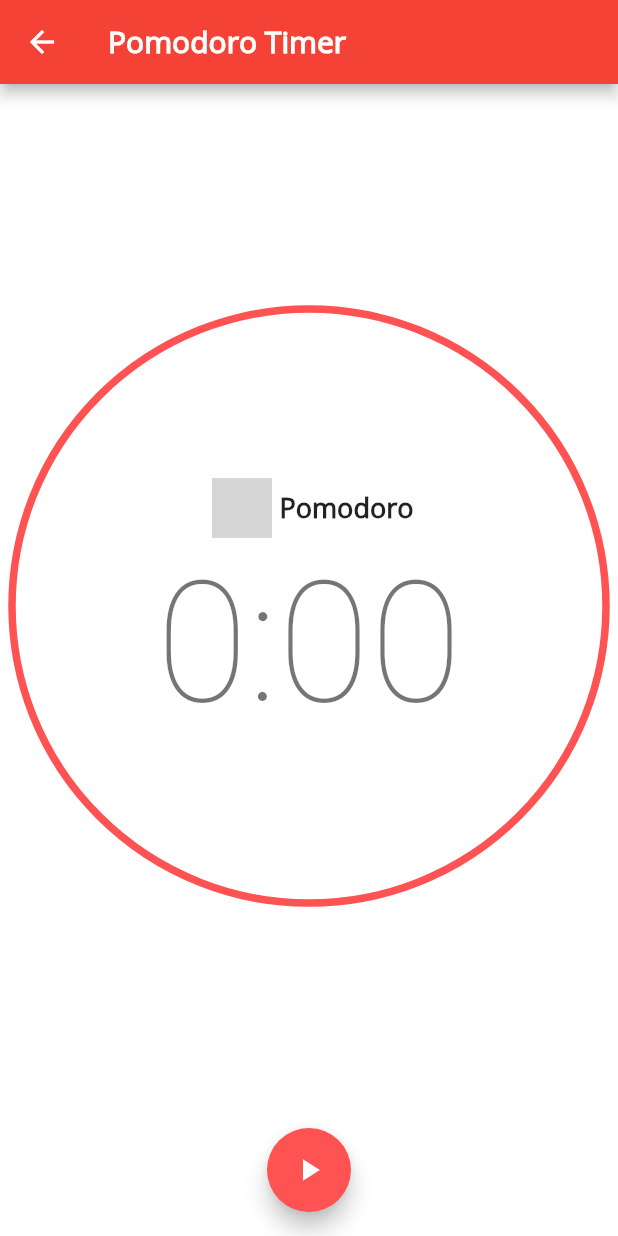
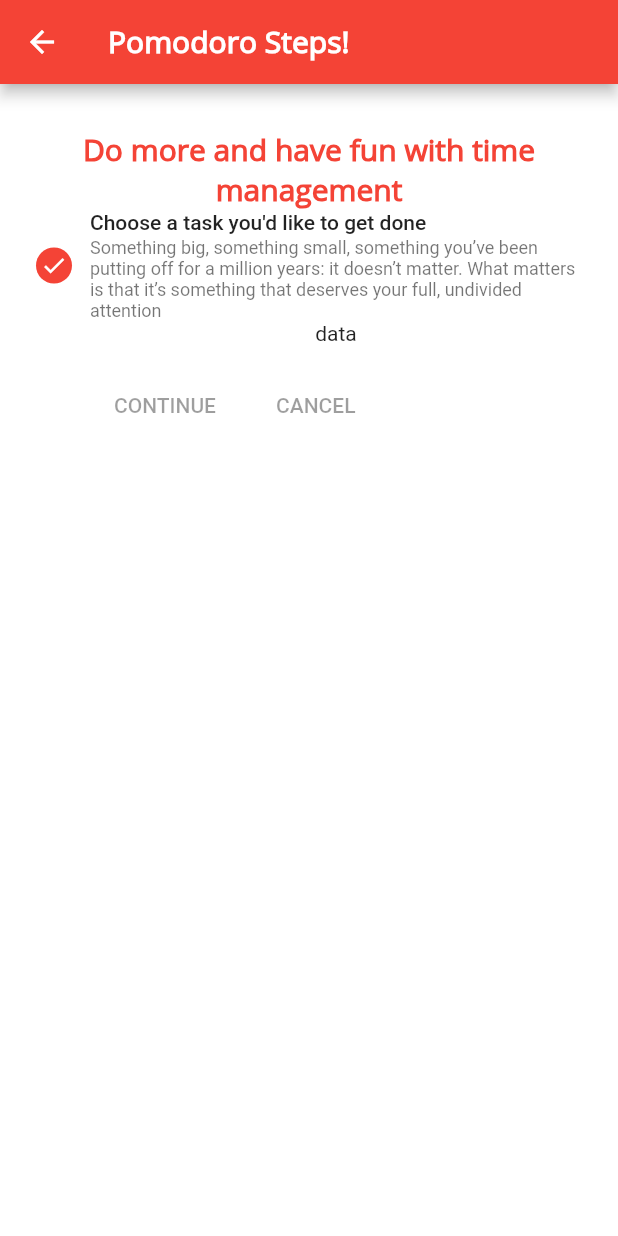
Before and after one commit to Anna-12-Mer/PomodoroTimer, a Flutter app: the screen it shows after launch, after a tap on "Go", on a phone screen of 412 x 824 dp. Run offline on Flutter 3.47's test engine with Material 2 defaults, Android fonts, the phone set to English and light mode, and no system bars; network calls fail; grey boxes are pictures that could not be loaded.

Commit message:
add steps screen

```diff
--- a/Pomodro/lib/main.dart
+++ b/Pomodro/lib/main.dart
@@ -1,11 +1,10 @@
+import './steps_pomodoro_screen.dart';
+
 import './welcome_page_screen.dart';
 import 'package:flutter/material.dart';
 import 'package:flutter/rendering.dart';
 
-import 'timer_main.dart';
-import 'timer_main.dart';
-import 'welcome_page_screen.dart';
-import 'welcome_page_screen.dart';
+import './timer_main.dart';
 
 void main() {
   runApp(MyApp());
@@ -42,6 +41,7 @@ class MyApp extends StatelessWidget {
       routes: {
         '/': (ctx) => WelcomePage(),
         TimerMain.routeName: (ctx) => TimerMain(),
+        StepsPopodoro.routeName: (ctx) => StepsPopodoro()
       },
       onUnknownRoute: (settings) {
         return MaterialPageRoute(builder: (ctx) => WelcomePage());
--- /dev/null
+++ b/Pomodro/lib/steps_pomodoro_screen.dart
@@ -0,0 +1,59 @@
+import 'package:flutter/material.dart';
+
+class StepsPopodoro extends StatefulWidget {
+  static const routeName = '/steps-pomodoro';
+
+  @override
+  _StepsPopodoroState createState() => _StepsPopodoroState();
+}
+
+class _StepsPopodoroState extends State<StepsPopodoro> {
+  List<Step> steps = [
+    Step(
+      title: Text('Choose a task you\'d like to get done'),
+      isActive: true,
+      subtitle: Text(
+        'Something big, something small, something you’ve been putting off for a million years: it doesn’t matter. What matters is that it’s something that deserves your full, undivided attention',
+      ),
+      state: StepState.complete,
+      content: Container(
+        child: Text(
+          'data',
+        ),
+      ),
+    )
+  ];
+
+  @override
+  Widget build(BuildContext context) {
+    return Scaffold(
+      appBar: AppBar(
+        title: Text("Pomodoro Steps!"),
+      ),
+      body: SingleChildScrollView(
+        child: Column(
+          children: <Widget>[
+            SizedBox(
+              height: 30,
+            ),
+            Text(
+              "Do more and have fun with time management",
+              style: TextStyle(
+                color: Colors.red,
+                fontSize: 20.0,
+                fontFamily: 'OpenSans',
+                fontWeight: FontWeight.bold,
+              ),
+              textAlign: TextAlign.center,
+            ),
+            Expanded(
+              child: Stepper(
+                steps: steps,
+              ),
+            ),
+          ],
+        ),
+      ),
+    );
+  }
+}
--- a/Pomodro/lib/welcome_page_screen.dart
+++ b/Pomodro/lib/welcome_page_screen.dart
@@ -1,9 +1,10 @@
+import './steps_pomodoro_screen.dart';
 import 'package:flutter/material.dart';
 import './timer_main.dart';
 
 class WelcomePage extends StatelessWidget {
   void goTopomodoro(BuildContext context) {
-    Navigator.of(context).pushNamed(TimerMain.routeName);
+    Navigator.of(context).pushNamed(StepsPopodoro.routeName);
   }
 
   @override
```
